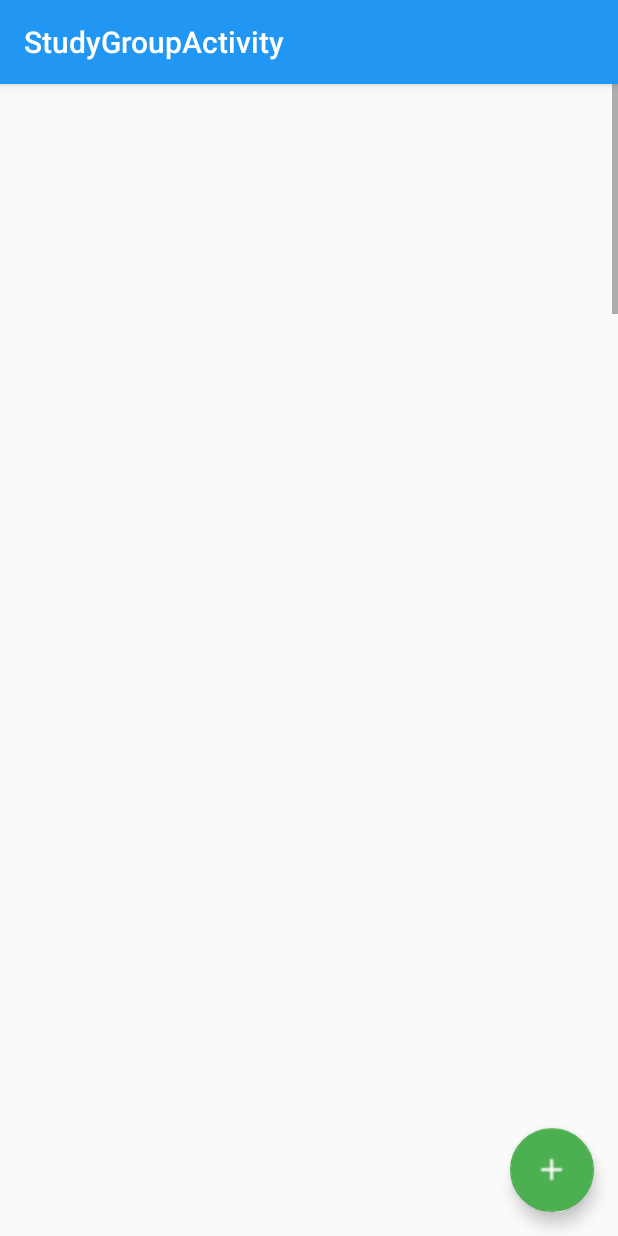
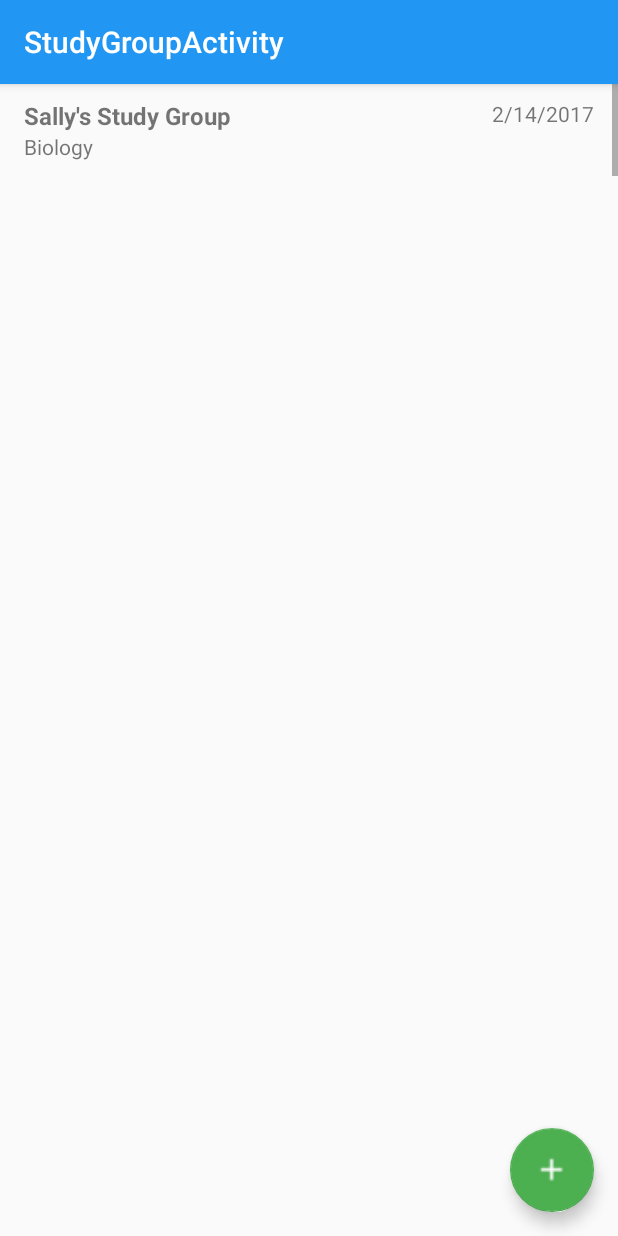
Before and after one commit to ScholarStation/Android.Java, an Android app: the StudyGroupActivity screen opened directly, with no data from a screen before it, on a phone screen of 412 x 824 dp. Run offline under Robolectric (Android 15) with nearby library versions, the light colour scheme and no system bars.

Commit message:
Rough draft of REcycler View. Study Group items are displaying and are not yet clickable

```diff
--- a/ScholarStation/app/src/main/java/scholarstationandroid/scholarstation/MainActivity.java
+++ b/ScholarStation/app/src/main/java/scholarstationandroid/scholarstation/MainActivity.java
@@ -94,11 +94,12 @@ public class MainActivity extends AppCompatActivity
         } else if (id == R.id.nav_profile) {
             Intent intent = new Intent(this,ProfileActivity.class);
             startActivity(intent);
-        } /*else if (id == R.id.nav_study) {
-            Intent intent = new Intent(this,StudyGroupListView.class);
+        }
+        else if (id == R.id.nav_study) {
+            Intent intent = new Intent(this,StudyGroupActivity.class);
             startActivity(intent);
 
-        }*/
+        }
 
         DrawerLayout drawer = (DrawerLayout) findViewById(R.id.drawer_layout);
         drawer.closeDrawer(GravityCompat.START);
--- a/ScholarStation/app/src/main/java/scholarstationandroid/scholarstation/SGAdapter.java
+++ b/ScholarStation/app/src/main/java/scholarstationandroid/scholarstation/SGAdapter.java
@@ -32,9 +32,9 @@ public class SGAdapter extends RecyclerView.Adapter<SGAdapter.MyViewHolder>
 
     @Override
     public MyViewHolder onCreateViewHolder(ViewGroup parent, int viewType) {
-        View v = LayoutInflater.from(parent.getContext()).inflate(R.layout.content_study_group, parent, false);
+        View itemView = LayoutInflater.from(parent.getContext()).inflate(R.layout.studygroup_list_row, parent, false);
 
-        return new MyViewHolder (v);
+        return new MyViewHolder (itemView);
     }
 
 
--- a/ScholarStation/app/src/main/java/scholarstationandroid/scholarstation/StudyGroupActivity.java
+++ b/ScholarStation/app/src/main/java/scholarstationandroid/scholarstation/StudyGroupActivity.java
@@ -1,19 +1,12 @@
 package scholarstationandroid.scholarstation;
 
 import android.os.Bundle;
-import android.support.design.widget.FloatingActionButton;
-import android.support.design.widget.Snackbar;
 import android.support.v7.app.AppCompatActivity;
 import android.support.v7.widget.DefaultItemAnimator;
 import android.support.v7.widget.LinearLayoutManager;
 import android.support.v7.widget.RecyclerView;
 import android.support.v7.widget.RecyclerView.Adapter;
 import android.support.v7.widget.Toolbar;
-import WebUtil.Webutil;
-import android.view.LayoutInflater;
-import android.view.View;
-import android.view.ViewGroup;
-import android.widget.TextView;
 
 import java.util.ArrayList;
 import java.util.List;
@@ -31,7 +24,7 @@ public class StudyGroupActivity extends AppCompatActivity {
         Toolbar toolbar = (Toolbar) findViewById(R.id.toolbar);
         setSupportActionBar(toolbar);
 
-        Rview = (RecyclerView) findViewById(R.id.StudyGroup_recycler_view);
+        Rview = (RecyclerView) findViewById(R.id.recycler_view);
 
         SGAdapter = new SGAdapter(groupList);
         RecyclerView.LayoutManager mLayoutManager = new LinearLayoutManager(getApplicationContext());
@@ -42,6 +35,7 @@ public class StudyGroupActivity extends AppCompatActivity {
         prepareStudyData();
     }
     private void prepareStudyData() {
+        //This only works for more than 5 items. Any less and you get massive spacing issues. Need to fix later
         StudyGroup group = new StudyGroup("Sally's Study Group", "Biology", "2/14/2017");
         groupList.add(group);
 
@@ -57,6 +51,18 @@ public class StudyGroupActivity extends AppCompatActivity {
         group = new StudyGroup("COP1427 Exam 3", "Computer Science", "2/14/2017");
         groupList.add(group);
 
+        group = new StudyGroup("Wocka Wocka", "Accounting", "03/27/2017");
+        groupList.add(group);
+
+        group = new StudyGroup("Swallow It", "History", "9/05/2017");
+        groupList.add(group);
+
+        group = new StudyGroup("The Quest for Knowledge", "Pyschology", "8/16/2017");
+        groupList.add(group);
+
+        group = new StudyGroup("The Thirst for Knowledge", "Sociology", "2/14/2017");
+        groupList.add(group);
+
         SGAdapter.notifyDataSetChanged();
     }
     /*FloatingActionButton fab = (FloatingActionButton) findViewById(R.id.fab);
--- a/ScholarStation/app/src/main/res/layout/content_study_group.xml
+++ b/ScholarStation/app/src/main/res/layout/content_study_group.xml
@@ -1,18 +1,18 @@
 <?xml version="1.0" encoding="utf-8"?>
-<RelativeLayout xmlns:android="http://schemas.android.com/apk/res/android"
+<RelativeLayout
+    xmlns:android="http://schemas.android.com/apk/res/android"
+    xmlns:tools="http://schemas.android.com/tools"
     xmlns:app="http://schemas.android.com/apk/res-auto"
-    xmlns:tools="http://schemas.android.com/tools"
     android:layout_width="match_parent"
     android:layout_height="match_parent"
     app:layout_behavior="@string/appbar_scrolling_view_behavior"
-    tools:context="scholarstationandroid.scholarstation.StudyGroupActivity"
-    tools:showIn="@layout/activity_study_group">
-
+    tools:showIn="@layout/activity_main"
+    tools:context=".StudyGroupActivity">
 
     <android.support.v7.widget.RecyclerView
-        android:id="@+id/StudyGroup_recycler_view"
-        android:scrollbars="vertical"
+        android:id="@+id/recycler_view"
         android:layout_width="match_parent"
-        android:layout_height="match_parent"/>
+        android:layout_height="wrap_content"
+        android:scrollbars="vertical" />
 
 </RelativeLayout>
```
Also changed, not shown: ScholarStation/app/src/main/res/layout/activity_study_group.xml (line endings or trailing spaces), 1 other file.
